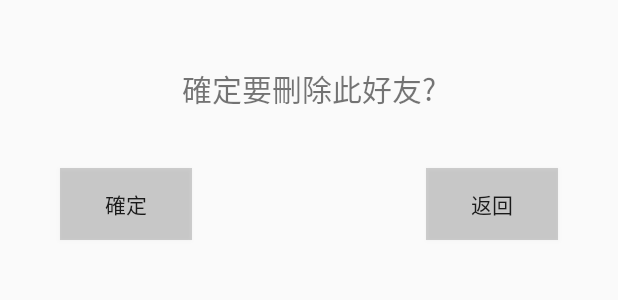
After one commit to jiatcnkay/BA107_G3_Android, an Android app: the layout dialog_friendslist_delete.xml on its own in the app's theme, with its tools: preview values and no code run, on a phone screen of 412 x 824 dp. The commit adds this screen. Shown: the top 300 px of the screen. Run offline under Robolectric (Android 15) with nearby library versions, the phone set to English and light mode, and no system bars.

Commit message:
新增好友名單滑動刪除判斷

```diff
--- a/app/src/main/java/idv/wei/ba107_g3/main/Util.java
+++ b/app/src/main/java/idv/wei/ba107_g3/main/Util.java
@@ -11,8 +11,8 @@ import android.graphics.RectF;
 import android.widget.Toast;
 
 public class Util {
-    public static String URL = "http://10.0.2.2:8081/BA107_G3/";
-    //public static String URL = "http://192.168.197.35:8081/BA107_G3/";
+    //public static String URL = "http://10.0.2.2:8081/BA107_G3/";
+    public static String URL = "http://10.120.38.5:8081/BA107_G3/";
     public final static String PREF_FILE = "preference";
 
     public static void showMessage(Context context,String msg){
--- /dev/null
+++ b/app/src/main/res/layout/dialog_friendslist_delete.xml
@@ -0,0 +1,44 @@
+<?xml version="1.0" encoding="utf-8"?>
+<android.support.constraint.ConstraintLayout
+    xmlns:android="http://schemas.android.com/apk/res/android"
+    xmlns:app="http://schemas.android.com/apk/res-auto"
+    xmlns:tools="http://schemas.android.com/tools"
+    android:layout_width="match_parent"
+    android:layout_height="200dp">
+
+    <TextView
+        android:id="@+id/textView2"
+        android:layout_width="wrap_content"
+        android:layout_height="wrap_content"
+        android:layout_marginEnd="8dp"
+        android:layout_marginStart="8dp"
+        android:layout_marginTop="44dp"
+        android:text="確定要刪除此好友?"
+        android:textSize="20sp"
+        app:layout_constraintEnd_toEndOf="parent"
+        app:layout_constraintStart_toStartOf="parent"
+        app:layout_constraintTop_toTopOf="parent" />
+
+    <Button
+        android:id="@+id/btnconfirm"
+        android:layout_width="wrap_content"
+        android:layout_height="wrap_content"
+        android:layout_marginStart="40dp"
+        android:layout_marginTop="112dp"
+        android:background="@color/nocolor"
+        android:text="確定"
+        app:layout_constraintStart_toStartOf="parent"
+        app:layout_constraintTop_toTopOf="parent" />
+
+    <Button
+        android:id="@+id/btnback"
+        android:layout_width="wrap_content"
+        android:layout_height="wrap_content"
+        android:layout_marginEnd="40dp"
+        android:layout_marginTop="112dp"
+        android:background="@color/nocolor"
+        android:text="返回"
+        app:layout_constraintEnd_toEndOf="parent"
+        app:layout_constraintTop_toTopOf="parent" />
+
+</android.support.constraint.ConstraintLayout>
```
Also changed, not shown: app/src/main/java/idv/wei/ba107_g3/friends/FriendsListFragment.java (+50 -13 lines), app/src/main/java/idv/wei/ba107_g3/main/MainActivity.java (+15 -1 lines), app/src/main/java/idv/wei/ba107_g3/member/LoginActivity.java (+10 -0 lines), app/src/main/java/idv/wei/ba107_g3/member/MemberProfileActivity.java (+83 -15 lines).
